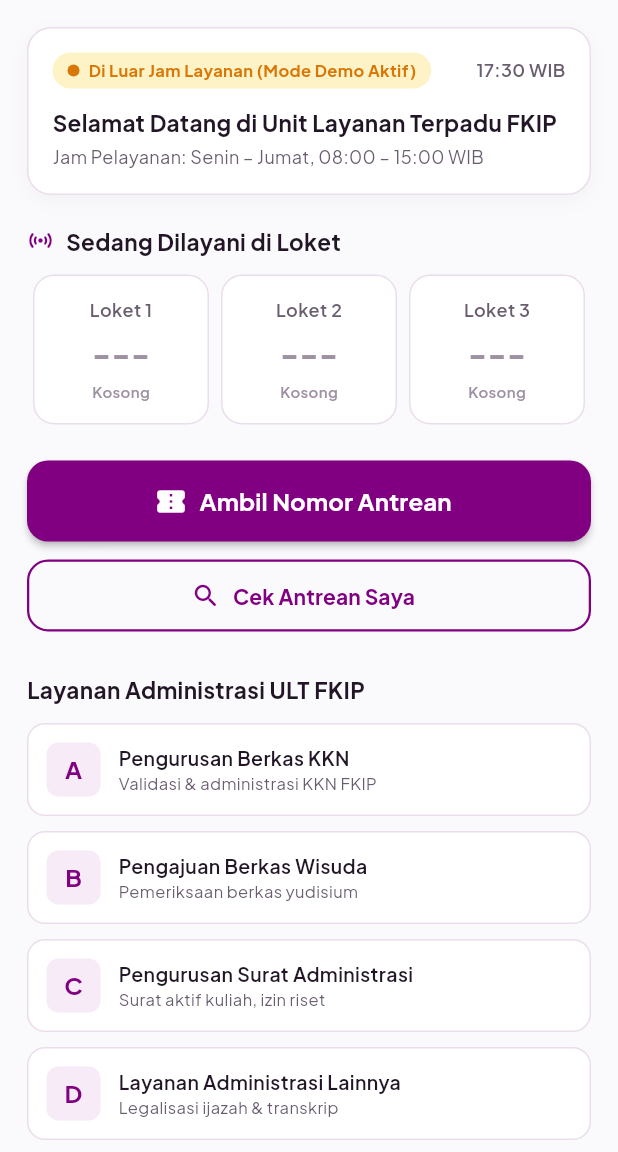
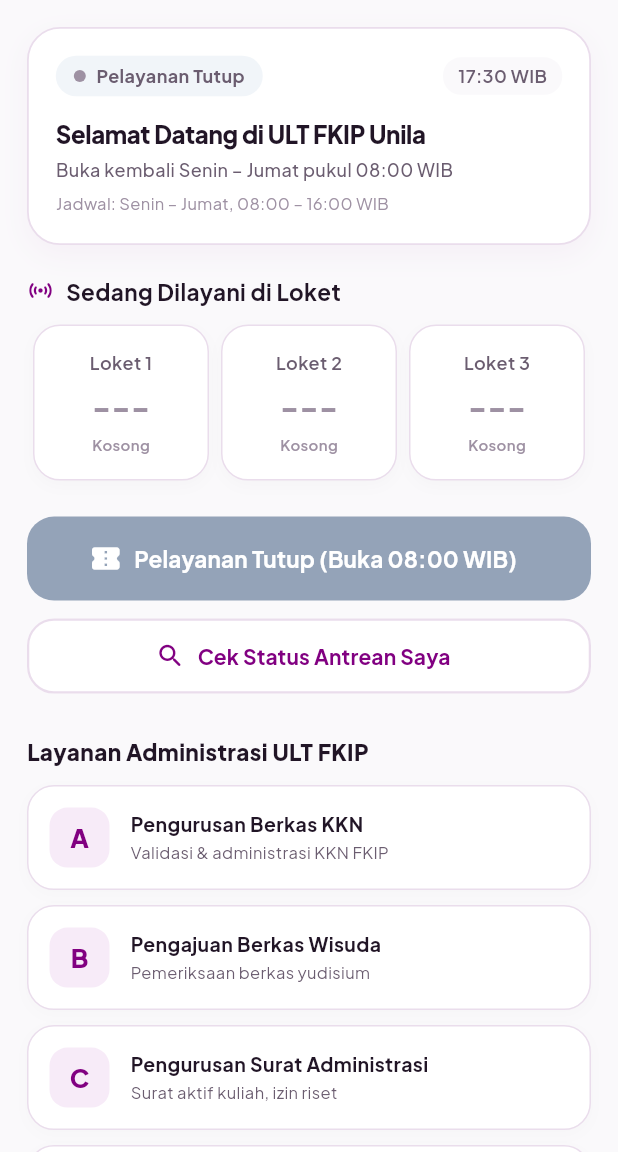
Before and after one commit to mascinn/ult-queue-fkip-unila, a Flutter app: the screen it shows after launch, on a phone screen of 412 x 824 dp, the part 84-1236 px from its top. Run offline on Flutter 3.47's test engine with Material 3 defaults, Android fonts, the phone set to English and light mode, and no system bars; our stand-ins replace flutter_tts, google_fonts, shared_preferences, supabase_flutter; accounts and stored records are empty.

Commit message:
feat(ui): modernisasi UI/UX dengan estetika rounded Material 3, operasional riil 08:00-16:00 WIB tanpa demo mode, rilis v1.0.2

```diff
--- a/lib/core/constants/app_constants.dart
+++ b/lib/core/constants/app_constants.dart
@@ -8,9 +8,9 @@ class AppConstants {
 
   // Jam Operasional
   static const String operationalDays = 'Senin – Jumat';
-  static const String operationalHours = '08:00 – 15:00 WIB';
+  static const String operationalHours = '08:00 – 16:00 WIB';
   static const int openHour = 8;
-  static const int closeHour = 15;
+  static const int closeHour = 16;
 
   // Daftar Program Studi FKIP Unila (Pilihan Cepat untuk Mahasiswa)
   static const List<String> fkipStudyPrograms = [
--- a/lib/core/utils/time_helper.dart
+++ b/lib/core/utils/time_helper.dart
@@ -10,7 +10,7 @@ class TimeHelper {
   }
 
   /// Memeriksa apakah saat ini berada dalam rentang jam operasional resmi
-  /// (Senin - Jumat, 08:00 - 15:00 WIB)
+  /// (Senin - Jumat, 08:00 - 16:00 WIB)
   static bool isWithinStandardHours() {
     final now = nowWib;
     // weekday: 1 = Senin, ..., 5 = Jumat, 6 = Sabtu, 7 = Minggu
@@ -20,10 +20,9 @@ class TimeHelper {
   }
 
   /// Menentukan apakah mahasiswa diizinkan mengambil antrean.
-  /// Berdasarkan instruksi, tombol pengambilan tiket SELALU diizinkan (24 jam)
-  /// agar mudah diuji coba/demo kapan saja oleh penguji maupun mahasiswa.
+  /// Hanya diizinkan pada saat jam operasional resmi (08:00 - 16:00 WIB, Senin - Jumat).
   static bool isQueueTakingAllowed() {
-    return true;
+    return isWithinStandardHours();
   }
 
   /// Label status operasional untuk ditampilkan di kartu beranda
@@ -31,7 +30,16 @@ class TimeHelper {
     if (isWithinStandardHours()) {
       return 'Pelayanan Buka';
     } else {
-      return 'Di Luar Jam Layanan (Mode Demo Aktif)';
+      return 'Pelayanan Tutup';
+    }
+  }
+
+  /// Keterangan ringkas status operasional
+  static String getOperatingStatusSubtitle() {
+    if (isWithinStandardHours()) {
+      return 'Loket ULT sedang melayani mahasiswa';
+    } else {
+      return 'Buka kembali ${AppConstants.operationalDays} pukul 08:00 WIB';
     }
   }
 
--- a/lib/features/auth/presentation/login_staff_screen.dart
+++ b/lib/features/auth/presentation/login_staff_screen.dart
@@ -215,13 +215,14 @@ class _LoginStaffScreenState extends State<LoginStaffScreen> {
                 // Tombol Login
                 SizedBox(
                   width: double.infinity,
-                  height: 52,
+                  height: 56,
                   child: ElevatedButton(
                     style: ElevatedButton.styleFrom(
                       backgroundColor: AppColors.primary,
                       foregroundColor: Colors.white,
+                      elevation: 0,
                       shape: RoundedRectangleBorder(
-                        borderRadius: BorderRadius.circular(14),
+                        borderRadius: BorderRadius.circular(18),
                       ),
                     ),
                     onPressed: _isLoading ? null : _handleLogin,
--- a/lib/features/student_queue/presentation/student_home_screen.dart
+++ b/lib/features/student_queue/presentation/student_home_screen.dart
@@ -238,16 +238,19 @@ class _StudentHomeScreenState extends State<StudentHomeScreen> {
     final isOpen = TimeHelper.isWithinStandardHours();
 
     return Container(
-      padding: const EdgeInsets.all(16),
+      padding: const EdgeInsets.all(18),
       decoration: BoxDecoration(
         color: Colors.white,
-        borderRadius: BorderRadius.circular(16),
-        border: Border.all(color: AppColors.cardBorder),
+        borderRadius: BorderRadius.circular(22),
+        border: Border.all(
+          color: isOpen ? AppColors.primary.withOpacity(0.25) : AppColors.cardBorder,
+          width: 1.2,
+        ),
         boxShadow: [
           BoxShadow(
-            color: Colors.black.withOpacity(0.03),
-            blurRadius: 10,
-            offset: const Offset(0, 4),
+            color: AppColors.primary.withOpacity(0.04),
+            blurRadius: 16,
+            offset: const Offset(0, 6),
           ),
         ],
       ),
@@ -257,10 +260,10 @@ class _StudentHomeScreenState extends State<StudentHomeScreen> {
           Row(
             children: [
               Container(
-                padding: const EdgeInsets.symmetric(horizontal: 10, vertical: 4),
+                padding: const EdgeInsets.symmetric(horizontal: 12, vertical: 5),
                 decoration: BoxDecoration(
-                  color: isOpen ? AppColors.statusCompletedBg : AppColors.statusWaitingBg,
-                  borderRadius: BorderRadius.circular(20),
+                  color: isOpen ? AppColors.statusCompletedBg : const Color(0xFFF1F5F9),
+                  borderRadius: BorderRadius.circular(30),
                 ),
                 child: Row(
                   mainAxisSize: MainAxisSize.min,
@@ -269,24 +272,30 @@ class _StudentHomeScreenState extends State<StudentHomeScreen> {
                       width: 8,
                       height: 8,
                       decoration: BoxDecoration(
-                        color: isOpen ? AppColors.statusCompleted : AppColors.statusWaiting,
+                        color: isOpen ? AppColors.statusCompleted : AppColors.textMuted,
                         shape: BoxShape.circle,
                       ),
                     ),
-                    const SizedBox(width: 6),
+                    const SizedBox(width: 7),
                     Text(
                       TimeHelper.getOperatingStatusBadge(),
                       style: TextStyle(
-                        fontSize: 11,
+                        fontSize: 12,
                         fontWeight: FontWeight.bold,
-                        color: isOpen ? AppColors.statusCompleted : AppColors.statusWaiting,
+                        color: isOpen ? AppColors.statusCompleted : AppColors.textSecondary,
                       ),
                     ),
                   ],
                 ),
               ),
               const Spacer(),
-              Text(
+              Container(
+                padding: const EdgeInsets.symmetric(horizontal: 10, vertical: 4),
+                decoration: BoxDecoration(
+                  color: AppColors.background,
+                  borderRadius: BorderRadius.circular(12),
+                ),
+                child: Text(
                   TimeHelper.formatTimeWib(DateTime.now()),
                   style: const TextStyle(
                     fontSize: 12,
@@ -294,23 +303,34 @@ class _StudentHomeScreenState extends State<StudentHomeScreen> {
                     color: AppColors.textSecondary,
                   ),
                 ),
+              ),
             ],
           ),
-          const SizedBox(height: 12),
+          const SizedBox(height: 14),
           const Text(
-            'Selamat Datang di Unit Layanan Terpadu FKIP',
+            'Selamat Datang di ULT FKIP Unila',
             style: TextStyle(
-              fontSize: 15,
-              fontWeight: FontWeight.w700,
+              fontSize: 16,
+              fontWeight: FontWeight.w800,
               color: AppColors.textPrimary,
+              letterSpacing: -0.2,
             ),
           ),
           const SizedBox(height: 4),
           Text(
-            'Jam Pelayanan: ${TimeHelper.getOperatingHoursDescription()}',
+            TimeHelper.getOperatingStatusSubtitle(),
+            style: TextStyle(
+              fontSize: 12,
+              fontWeight: FontWeight.w500,
+              color: isOpen ? AppColors.primary : AppColors.textSecondary,
+            ),
+          ),
+          const SizedBox(height: 6),
+          Text(
+            'Jadwal: ${TimeHelper.getOperatingHoursDescription()}',
             style: const TextStyle(
-              fontSize: 12,
-              color: AppColors.textSecondary,
+              fontSize: 11,
+              color: AppColors.textMuted,
             ),
           ),
         ],
@@ -357,16 +377,23 @@ class _StudentHomeScreenState extends State<StudentHomeScreen> {
               return Expanded(
                 child: Container(
                   margin: const EdgeInsets.symmetric(horizontal: 4),
-                  padding: const EdgeInsets.symmetric(vertical: 14, horizontal: 10),
+                  padding: const EdgeInsets.symmetric(vertical: 16, horizontal: 8),
                   decoration: BoxDecoration(
                     color: currentTicket != null ? AppColors.primaryLight : Colors.white,
-                    borderRadius: BorderRadius.circular(14),
+                    borderRadius: BorderRadius.circular(18),
                     border: Border.all(
                       color: currentTicket != null
-                          ? AppColors.primary.withOpacity(0.5)
+                          ? AppColors.primary.withOpacity(0.4)
                           : AppColors.cardBorder,
                       width: currentTicket != null ? 1.5 : 1,
                     ),
+                    boxShadow: [
+                      BoxShadow(
+                        color: Colors.black.withOpacity(0.02),
+                        blurRadius: 8,
+                        offset: const Offset(0, 3),
+                      ),
+                    ],
                   ),
                   child: Column(
                     children: [
@@ -411,30 +438,36 @@ class _StudentHomeScreenState extends State<StudentHomeScreen> {
   }
 
   Widget _buildMainActionButtons() {
+    final isOpen = TimeHelper.isWithinStandardHours();
+
     return Column(
       children: [
         // Tombol Ambil Antrean (Utama)
         SizedBox(
           width: double.infinity,
-          height: 54,
+          height: 56,
           child: ElevatedButton.icon(
             style: ElevatedButton.styleFrom(
-              backgroundColor: AppColors.primary,
+              backgroundColor: isOpen ? AppColors.primary : const Color(0xFF94A3B8),
               foregroundColor: Colors.white,
-              elevation: 2,
+              elevation: 0,
               shape: RoundedRectangleBorder(
-                borderRadius: BorderRadius.circular(14),
+                borderRadius: BorderRadius.circular(18),
               ),
             ),
             icon: const Icon(Icons.confirmation_number_rounded, size: 22),
-            label: const Text(
-              'Ambil Nomor Antrean',
-              style: TextStyle(fontSize: 16, fontWeight: FontWeight.bold),
+            label: Text(
+              isOpen ? 'Ambil Nomor Antrean' : 'Pelayanan Tutup (Buka 08:00 WIB)',
+              style: const TextStyle(fontSize: 15, fontWeight: FontWeight.bold),
             ),
             onPressed: () {
+              if (isOpen) {
                 Navigator.of(context).push(
                   MaterialPageRoute(builder: (_) => const TakeQueueScreen()),
                 );
+              } else {
+                _showClosedNoticeDialog();
+              }
             },
           ),
         ),
@@ -444,24 +477,79 @@ class _StudentHomeScreenState extends State<StudentHomeScreen> {
         // Tombol Cek Antrean Saya
         SizedBox(
           width: double.infinity,
-          height: 48,
+          height: 50,
           child: OutlinedButton.icon(
             style: OutlinedButton.styleFrom(
               foregroundColor: AppColors.primary,
-              side: const BorderSide(color: AppColors.primary, width: 1.5),
+              side: const BorderSide(color: AppColors.cardBorder, width: 1.5),
+              backgroundColor: Colors.white,
               shape: RoundedRectangleBorder(
-                borderRadius: BorderRadius.circular(14),
+                borderRadius: BorderRadius.circular(18),
               ),
             ),
             icon: const Icon(Icons.search_rounded, size: 20),
             label: const Text(
-              'Cek Antrean Saya',
+              'Cek Status Antrean Saya',
               style: TextStyle(fontSize: 14, fontWeight: FontWeight.w700),
             ),
             onPressed: _checkMyTicket,
           ),
         ),
       ],
+    );
+  }
+
+  void _showClosedNoticeDialog() {
+    showDialog(
+      context: context,
+      builder: (ctx) => AlertDialog(
+        shape: RoundedRectangleBorder(borderRadius: BorderRadius.circular(24)),
+        title: const Row(
+          children: [
+            Icon(Icons.schedule_rounded, color: AppColors.primary, size: 24),
+            SizedBox(width: 10),
+            Text('Pelayanan Tutup', style: TextStyle(fontSize: 18, fontWeight: FontWeight.bold)),
+          ],
+        ),
+        content: Column(
+          mainAxisSize: MainAxisSize.min,
+          crossAxisAlignment: CrossAxisAlignment.start,
+          children: [
+            const Text(
+              'Unit Layanan Terpadu (ULT) FKIP Unila saat ini berada di luar jam operasional resmi.',
+              style: TextStyle(fontSize: 13, color: AppColors.textSecondary),
+            ),
+            const SizedBox(height: 14),
+            Container(
+              padding: const EdgeInsets.all(14),
+              decoration: BoxDecoration(
+                color: AppColors.primaryLight,
+                borderRadius: BorderRadius.circular(16),
+              ),
+              child: Column(
+                crossAxisAlignment: CrossAxisAlignment.start,
+                children: [
+                  const Text(
+                    'Jadwal Resmi Pelayanan:',
+                    style: TextStyle(fontSize: 12, fontWeight: FontWeight.bold, color: AppColors.primary),
+                  ),
+                  const SizedBox(height: 4),
+                  Text(
+                    '${AppConstants.operationalDays}, ${AppConstants.operationalHours}',
+                    style: const TextStyle(fontSize: 12, color: AppColors.textPrimary),
+                  ),
+                ],
+              ),
+            ),
+          ],
+        ),
+        actions: [
+          TextButton(
+            onPressed: () => Navigator.of(ctx).pop(),
+            child: const Text('Mengerti', style: TextStyle(fontWeight: FontWeight.bold)),
+          ),
+        ],
+      ),
     );
   }
 
@@ -480,40 +568,47 @@ class _StudentHomeScreenState extends State<StudentHomeScreen> {
           'Layanan Administrasi ULT FKIP',
           style: TextStyle(
             fontSize: 15,
-            fontWeight: FontWeight.w700,
+            fontWeight: FontWeight.w800,
             color: AppColors.textPrimary,
           ),
         ),
         const SizedBox(height: 12),
         ...services.map((s) => Container(
               margin: const EdgeInsets.only(bottom: 10),
-              padding: const EdgeInsets.all(12),
+              padding: const EdgeInsets.all(14),
               decoration: BoxDecoration(
                 color: Colors.white,
-                borderRadius: BorderRadius.circular(12),
+                borderRadius: BorderRadius.circular(18),
                 border: Border.all(color: AppColors.cardBorder),
+                boxShadow: [
+                  BoxShadow(
+                    color: Colors.black.withOpacity(0.015),
+                    blurRadius: 8,
+                    offset: const Offset(0, 3),
+                  ),
+                ],
               ),
               child: Row(
                 children: [
                   Container(
-                    width: 36,
-                    height: 36,
+                    width: 40,
+                    height: 40,
                     decoration: BoxDecoration(
                       color: AppColors.primaryLight,
-                      borderRadius: BorderRadius.circular(8),
+                      borderRadius: BorderRadius.circular(12),
                     ),
                     child: Center(
                       child: Text(
                         s['code']!,
                         style: const TextStyle(
-                          fontSize: 16,
-                          fontWeight: FontWeight.bold,
+                          fontSize: 17,
+                          fontWeight: FontWeight.w900,
                           color: AppColors.primary,
                         ),
                       ),
                     ),
                   ),
-                  const SizedBox(width: 12),
+                  const SizedBox(width: 14),
                   Expanded(
                     child: Column(
                       crossAxisAlignment: CrossAxisAlignment.start,
@@ -522,10 +617,11 @@ class _StudentHomeScreenState extends State<StudentHomeScreen> {
                           s['name']!,
                           style: const TextStyle(
                             fontSize: 13,
-                            fontWeight: FontWeight.w600,
+                            fontWeight: FontWeight.w700,
                             color: AppColors.textPrimary,
                           ),
                         ),
+                        const SizedBox(height: 2),
                         Text(
                           s['desc']!,
                           style: const TextStyle(
--- a/lib/main.dart
+++ b/lib/main.dart
@@ -36,6 +36,7 @@ class UltQueueFkipApp extends StatelessWidget {
       debugShowCheckedModeBanner: false,
       theme: ThemeData(
         useMaterial3: true,
+        scaffoldBackgroundColor: AppColors.background,
         colorScheme: ColorScheme.fromSeed(
           seedColor: AppColors.primary,
           primary: AppColors.primary,
@@ -51,11 +52,49 @@ class UltQueueFkipApp extends StatelessWidget {
           elevation: 0,
           centerTitle: false,
         ),
+        cardTheme: CardTheme(
+          color: Colors.white,
+          elevation: 0,
+          shape: RoundedRectangleBorder(
+            borderRadius: BorderRadius.circular(20),
+            side: const BorderSide(color: AppColors.cardBorder, width: 1),
+          ),
+        ),
+        dialogTheme: DialogTheme(
+          backgroundColor: Colors.white,
+          shape: RoundedRectangleBorder(
+            borderRadius: BorderRadius.circular(24),
+          ),
+        ),
+        inputDecorationTheme: InputDecorationTheme(
+          filled: true,
+          fillColor: Colors.white,
+          contentPadding: const EdgeInsets.symmetric(horizontal: 18, vertical: 16),
+          border: OutlineInputBorder(
+            borderRadius: BorderRadius.circular(16),
+            borderSide: const BorderSide(color: AppColors.cardBorder),
+          ),
+          enabledBorder: OutlineInputBorder(
+            borderRadius: BorderRadius.circular(16),
+            borderSide: const BorderSide(color: AppColors.cardBorder),
+          ),
+          focusedBorder: OutlineInputBorder(
+            borderRadius: BorderRadius.circular(16),
+            borderSide: const BorderSide(color: AppColors.primary, width: 1.8),
+          ),
+        ),
         elevatedButtonTheme: ElevatedButtonThemeData(
           style: ElevatedButton.styleFrom(
-            elevation: 1,
+            elevation: 0,
             shape: RoundedRectangleBorder(
-              borderRadius: BorderRadius.circular(12),
+              borderRadius: BorderRadius.circular(16),
+            ),
+          ),
+        ),
+        outlinedButtonTheme: OutlinedButtonThemeData(
+          style: OutlinedButton.styleFrom(
+            shape: RoundedRectangleBorder(
+              borderRadius: BorderRadius.circular(16),
             ),
           ),
         ),
--- a/pubspec.yaml
+++ b/pubspec.yaml
@@ -1,7 +1,7 @@
 name: ult_fkip_apk
 description: "Aplikasi Antrean Pelayanan Administrasi Unit Layanan Terpadu (ULT) FKIP Universitas Lampung."
 publish_to: "none"
-version: 1.0.1+2
+version: 1.0.2+3
 
 environment:
   sdk: ">=3.2.0 <4.0.0"
```
Also changed, not shown: lib/features/staff_dashboard/presentation/staff_dashboard_screen.dart (+4 -3 lines), lib/features/student_queue/presentation/take_queue_screen.dart (+18 -7 lines), lib/features/student_queue/presentation/ticket_monitoring_screen.dart (+11 -11 lines), 1 other file. Lines whose indentation alone changed are shown as unchanged.
